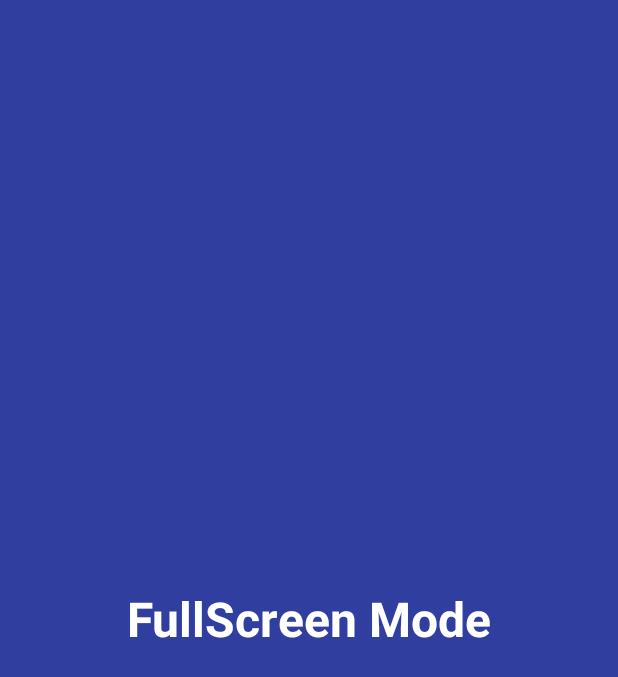
After one commit to eve0625/Android, an Android app: the FullScreenActivity screen opened directly, with no data from a screen before it, on a phone screen of 412 x 824 dp. The commit adds this screen. Shown: the top 677 px of the screen. Run offline under Robolectric (Android 15) with nearby library versions, the phone set to English and light mode, and no system bars.

Commit message:
버전별 Full Screen 처리(status bar, softkey 숨김)

```diff
--- a/app/build.gradle
+++ b/app/build.gradle
@@ -26,6 +26,6 @@ dependencies {
     })
     compile 'com.android.support:appcompat-v7:25.2.0'
     compile 'com.android.support.constraint:constraint-layout:1.0.1'
-    compile 'com.android.support:recyclerview-v7:25.2.+'
+    compile 'com.android.support:recyclerview-v7:25.2.0'
     testCompile 'junit:junit:4.12'
 }
--- a/app/src/main/AndroidManifest.xml
+++ b/app/src/main/AndroidManifest.xml
@@ -17,6 +17,7 @@
                 <category android:name="android.intent.category.LAUNCHER" />
             </intent-filter>
         </activity>
+        <activity android:name=".FullScreenActivity"></activity>
     </application>
 
 </manifest>
--- /dev/null
+++ b/app/src/main/java/com/cindy/androidstudy/FullScreenActivity.java
@@ -0,0 +1,39 @@
+package com.cindy.androidstudy;
+
+import android.os.Build;
+import android.support.v7.app.AppCompatActivity;
+import android.os.Bundle;
+import android.view.View;
+
+public class FullScreenActivity extends AppCompatActivity {
+
+    private View mDecorView;
+
+    /**
+     * 몰입모드 : 상단의 상태바와 하단의 소프트키를 모두 숨겨 전체화면을 다 사용한다
+     * @param savedInstanceState
+     */
+
+    @Override
+    protected void onCreate(Bundle savedInstanceState) {
+        super.onCreate(savedInstanceState);
+        setContentView(R.layout.activity_full_screen);
+
+        //actionbar가 있는 테마인 경우 숨김처리
+        if (getSupportActionBar() != null) {
+            getSupportActionBar().hide();
+        }
+
+        mDecorView = getWindow().getDecorView();
+
+        int UIOption = getWindow().getDecorView().getSystemUiVisibility();
+        if (Build.VERSION.SDK_INT >= Build.VERSION_CODES.ICE_CREAM_SANDWICH)
+            UIOption |= View.SYSTEM_UI_FLAG_HIDE_NAVIGATION;
+        if (Build.VERSION.SDK_INT >= Build.VERSION_CODES.JELLY_BEAN)
+            UIOption |= View.SYSTEM_UI_FLAG_FULLSCREEN;
+        if (Build.VERSION.SDK_INT >= Build.VERSION_CODES.KITKAT)
+            UIOption |= View.SYSTEM_UI_FLAG_IMMERSIVE_STICKY;
+
+        mDecorView.setSystemUiVisibility( UIOption );
+    }
+}
--- /dev/null
+++ b/app/src/main/res/layout/activity_full_screen.xml
@@ -0,0 +1,22 @@
+<?xml version="1.0" encoding="utf-8"?>
+<android.support.constraint.ConstraintLayout xmlns:android="http://schemas.android.com/apk/res/android"
+    xmlns:app="http://schemas.android.com/apk/res-auto"
+    xmlns:tools="http://schemas.android.com/tools"
+    android:layout_width="match_parent"
+    android:layout_height="match_parent"
+    android:background="@color/colorPrimaryDark"
+    tools:context="com.cindy.androidstudy.FullScreenActivity">
+
+    <TextView
+        android:layout_width="wrap_content"
+        android:layout_height="wrap_content"
+        android:text="FullScreen Mode"
+        app:layout_constraintRight_toRightOf="parent"
+        app:layout_constraintLeft_toLeftOf="parent"
+        app:layout_constraintTop_toTopOf="parent"
+        app:layout_constraintBottom_toBottomOf="parent"
+        android:textColor="#ffffff"
+        android:textSize="32dp"
+        android:textStyle="bold" />
+
+</android.support.constraint.ConstraintLayout>
--- a/app/src/main/res/values/styles.xml
+++ b/app/src/main/res/values/styles.xml
@@ -4,6 +4,7 @@
         <item name="colorPrimary">@color/colorPrimary</item>
         <item name="colorPrimaryDark">@color/colorPrimaryDark</item>
         <item name="colorAccent">@color/colorAccent</item>
+        <item name="android:textAllCaps">false</item>
     </style>
 
 </resources>
```
Also changed, not shown: app/src/main/java/com/cindy/androidstudy/MainActivity.java (+12 -0 lines), app/src/main/res/layout/activity_main.xml (+10 -3 lines), 1 other file.
